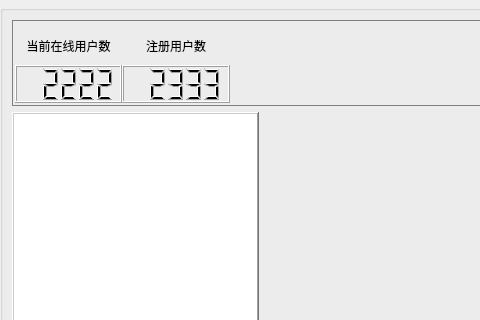
First picture: the form in widget/mid/systemmanager_widget.ui, repository yanghang8612/SMAMMainUI, before the edit; both pictures show x 0 to 480 and y 0 to 320 of the 1280 by 720 pixel window.
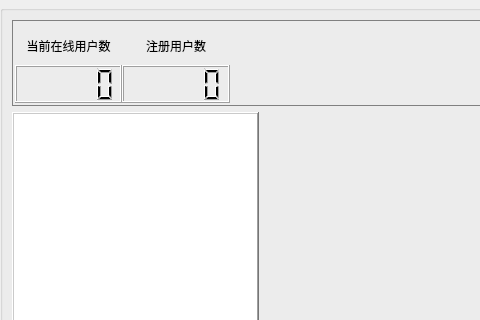
Second picture: the form after the edit.

Diff of the .ui file:
```diff
--- a/widget/mid/systemmanager_widget.ui
+++ b/widget/mid/systemmanager_widget.ui
@@ -94,7 +94,7 @@
             <enum>QLCDNumber::Dec</enum>
            </property>
            <property name="intValue" stdset="0">
-            <number>2222</number>
+            <number>0</number>
            </property>
           </widget>
          </item>
@@ -118,7 +118,7 @@
             <enum>QLCDNumber::Dec</enum>
            </property>
            <property name="intValue" stdset="0">
-            <number>2333</number>
+            <number>0</number>
            </property>
           </widget>
          </item>
```
